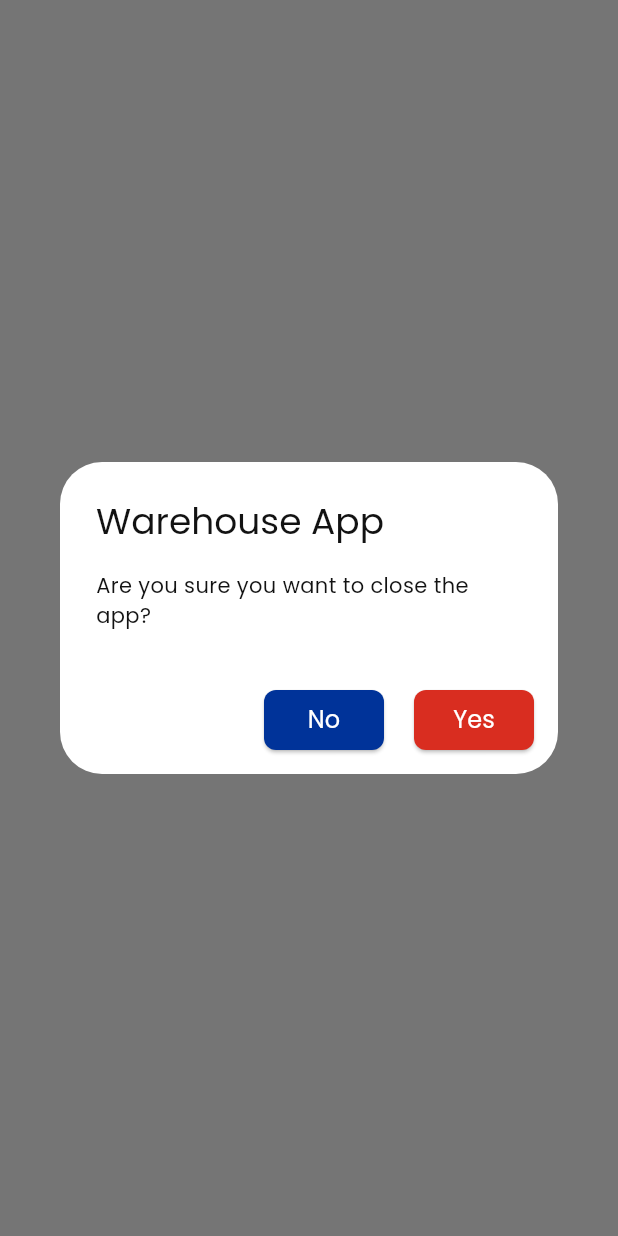
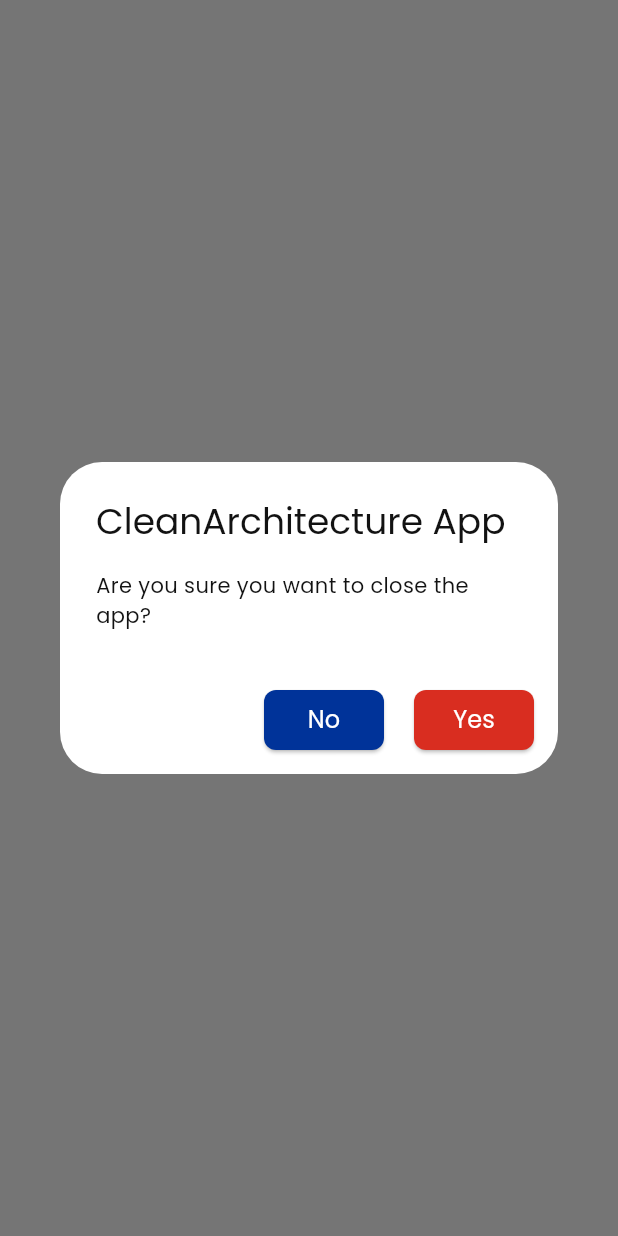
Before and after one commit to gaurishankar007/Flutter-Clean-Architecture-SOLID-Principle, a Flutter app: what showCloseAppDialog() shows on an empty page, opened directly, on a phone screen of 412 x 824 dp. Run offline on Flutter 3.47's test engine with Material 3 defaults, Android fonts, the phone set to English and light mode, and no system bars; our stand-ins replace auto_route, connectivity_plus, dio, equatable, flutter_bloc, flutter_hooks and 4 more; missing offline and left inert: alice, awesome_dio_interceptor, flutter_sliding_toast; accounts and stored records are empty.

Commit message:
refactor: App name changed

```diff
--- a/lib/app_config.dart
+++ b/lib/app_config.dart
@@ -21,17 +21,17 @@ class AppConfig {
   });
 
   const AppConfig.production()
-      : appTitle = "CGWarehouse App",
+      : appTitle = "CleanArchitecture App",
         apiBaseUrl = ApiEndpoint.baseProduction,
         flavor = Flavor.production;
 
   const AppConfig.staging()
-      : appTitle = "CGWarehouse App Staging",
+      : appTitle = "CleanArchitecture App Staging",
         apiBaseUrl = ApiEndpoint.baseStaging,
         flavor = Flavor.staging;
 
   const AppConfig.development()
-      : appTitle = "CGWarehouse App Development",
+      : appTitle = "CleanArchitecture App Development",
         apiBaseUrl = ApiEndpoint.baseDevelopment,
         flavor = Flavor.development;
 }
--- a/lib/features/dashboard/presentation/pages/home/widgets/close_app_dialog.dart
+++ b/lib/features/dashboard/presentation/pages/home/widgets/close_app_dialog.dart
@@ -11,7 +11,7 @@ showCloseAppDialog(BuildContext context) {
     builder: (dialogContext) {
       return AlertDialog(
         backgroundColor: AppColor.white,
-        title: const Text("Warehouse App"),
+        title: const Text("CleanArchitecture App"),
         content: const Text("Are you sure you want to close the app?"),
         actionsPadding: UIHelper.sMediumAllPadding,
         actions: [
```
Also changed, not shown: 1 other file.
